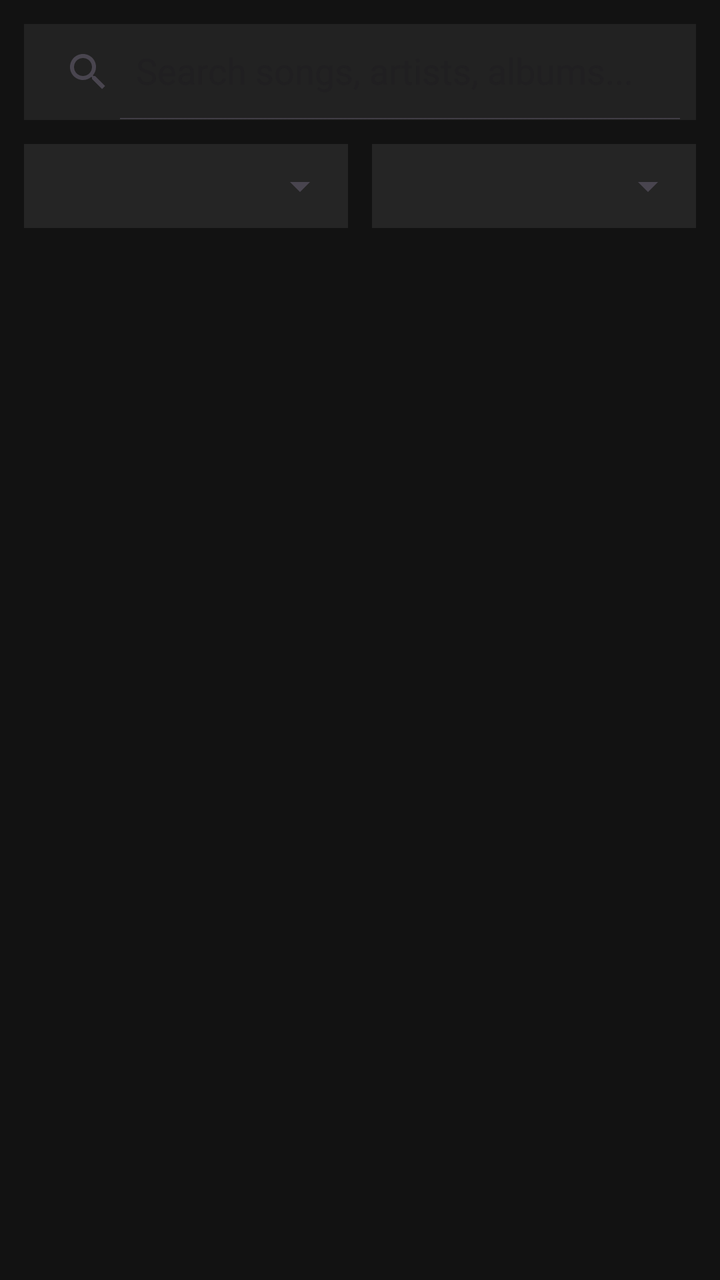
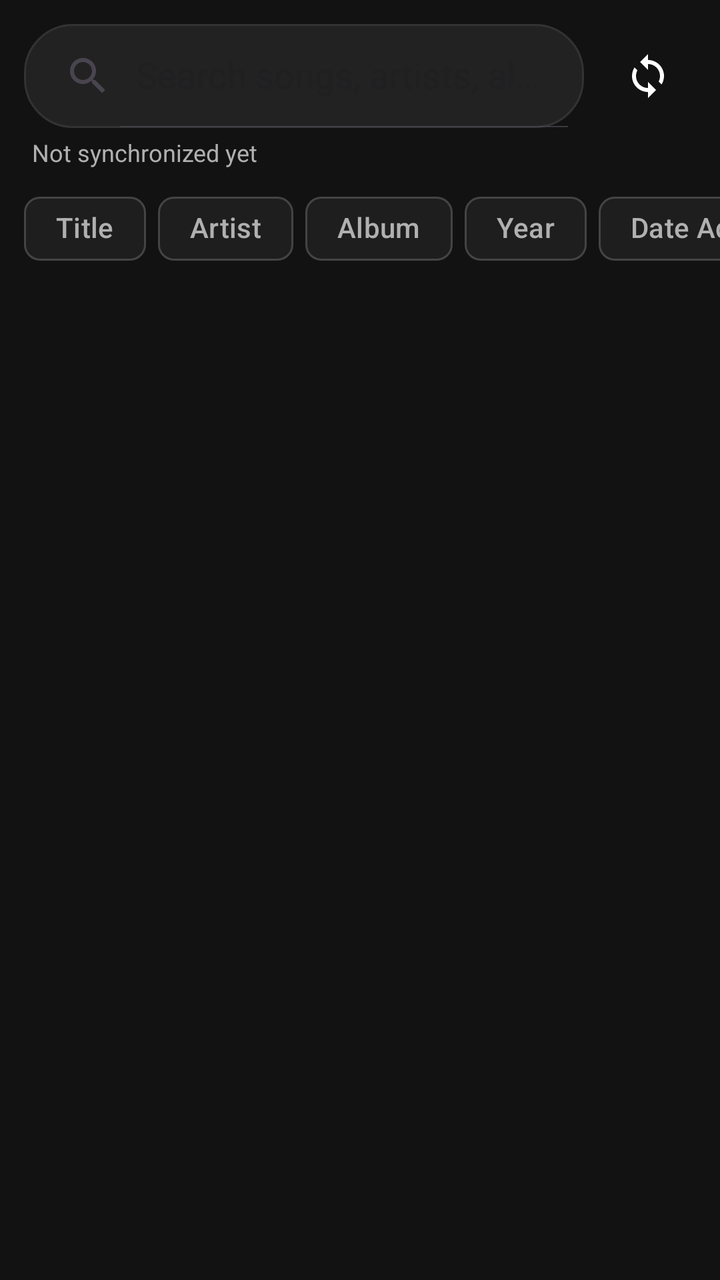

Before-and-after screenshots of an Android layout around one commit, followed by the original layout XML and the change that was made.
<!-- AndroidManifest.xml: application theme Theme.Y2Remote -->
<!-- res/layout/fragment_library.xml -->
<?xml version="1.0" encoding="utf-8"?>
<LinearLayout xmlns:android="http://schemas.android.com/apk/res/android"
    xmlns:app="http://schemas.android.com/apk/res-auto"
    android:layout_width="match_parent"
    android:layout_height="match_parent"
    android:orientation="vertical"
    android:background="@color/bg_dark">

    
    <androidx.appcompat.widget.SearchView
        android:id="@+id/searchView"
        android:layout_width="match_parent"
        android:layout_height="48dp"
        android:layout_margin="12dp"
        android:background="#222222"
        app:iconifiedByDefault="false"
        app:queryHint="@string/search_hint" />

    
    <LinearLayout
        android:layout_width="match_parent"
        android:layout_height="wrap_content"
        android:orientation="horizontal"
        android:paddingStart="12dp"
        android:paddingEnd="12dp"
        android:layout_marginBottom="8dp">

        <FrameLayout
            android:layout_width="0dp"
            android:layout_height="42dp"
            android:layout_weight="1"
            android:layout_marginEnd="6dp"
            android:background="#252525">

            <Spinner
                android:id="@+id/spinnerScope"
                android:layout_width="match_parent"
                android:layout_height="match_parent" />
        </FrameLayout>

        <FrameLayout
            android:layout_width="0dp"
            android:layout_height="42dp"
            android:layout_weight="1"
            android:layout_marginStart="6dp"
            android:background="#252525">

            <Spinner
                android:id="@+id/spinnerSort"
                android:layout_width="match_parent"
                android:layout_height="match_parent" />
        </FrameLayout>
    </LinearLayout>

    <FrameLayout
        android:layout_width="match_parent"
        android:layout_height="0dp"
        android:layout_weight="1">

        <androidx.recyclerview.widget.RecyclerView
            android:id="@+id/rvLibraryTracks"
            android:layout_width="match_parent"
            android:layout_height="match_parent"
            android:clipToPadding="false"
            android:paddingBottom="80dp" />

        <ProgressBar
            android:id="@+id/progressBarLibrary"
            android:layout_width="wrap_content"
            android:layout_height="wrap_content"
            android:layout_gravity="center"
            android:visibility="gone" />

        <TextView
            android:id="@+id/tvEmptyLibrary"
            android:layout_width="wrap_content"
            android:layout_height="wrap_content"
            android:layout_gravity="center"
            android:padding="16dp"
            android:gravity="center"
            android:text="@string/empty_library"
            android:textColor="@color/text_secondary"
            android:textSize="16sp"
            android:visibility="gone" />
    </FrameLayout>
</LinearLayout>
<!-- resources referenced by this layout -->
<resources>
  <color name="bg_dark">#121212</color>
  <color name="text_secondary">#B0B0B0</color>
  <string name="empty_library">No tracks found</string>
  <string name="search_hint">Search songs, artists, albums...</string>
  <style name="Theme.Y2Remote" parent="Theme.Material3.DayNight.NoActionBar">
          <item name="colorPrimary">@color/accent</item>
          <item name="colorOnPrimary">#FFFFFF</item>
          <item name="colorPrimaryContainer">#1B5E20</item>
          <item name="colorOnPrimaryContainer">#C8E6C9</item>
  
          <item name="colorSecondary">@color/teal_200</item>
          <item name="colorOnSecondary">@color/black</item>
          <item name="colorSecondaryContainer">#004D40</item>
          <item name="colorOnSecondaryContainer">#80CBC4</item>
  
          <item name="colorSurface">@color/card_dark</item>
          <item name="colorOnSurface">@color/text_primary</item>
          <item name="colorSurfaceVariant">#252525</item>
          <item name="colorOnSurfaceVariant">@color/text_secondary</item>
          <item name="colorOutline">#444444</item>
          <item name="colorOutlineVariant">#2E2E2E</item>
  
          <item name="android:colorBackground">@color/bg_dark</item>
          <item name="colorOnBackground">@color/text_primary</item>
  
          <item name="colorError">#FFB4AB</item>
          <item name="colorOnError">#690005</item>
  
          <item name="android:statusBarColor">@color/bg_dark</item>
          <item name="android:windowBackground">@color/bg_dark</item>
      </style>
  <color name="accent">#4CAF50</color>
  <color name="teal_200">#FF03DAC5</color>
  <color name="black">#FF000000</color>
  <color name="card_dark">#1E1E1E</color>
  <color name="text_primary">#FFFFFF</color>
</resources>

<!-- the commit's change to res/layout/fragment_library.xml (unified diff, before → after) -->
@@ -7,50 +7,132 @@
     android:background="@color/bg_dark">
 
     
-    <androidx.appcompat.widget.SearchView
-        android:id="@+id/searchView"
-        android:layout_width="match_parent"
-        android:layout_height="48dp"
-        android:layout_margin="12dp"
-        android:background="#222222"
-        app:iconifiedByDefault="false"
-        app:queryHint="@string/search_hint" />
-
-    
     <LinearLayout
         android:layout_width="match_parent"
         android:layout_height="wrap_content"
         android:orientation="horizontal"
+        android:gravity="center_vertical"
+        android:layout_marginStart="12dp"
+        android:layout_marginEnd="12dp"
+        android:layout_marginTop="12dp"
+        android:layout_marginBottom="4dp">
+
+        <androidx.appcompat.widget.SearchView
+            android:id="@+id/searchView"
+            android:layout_width="0dp"
+            android:layout_height="52dp"
+            android:layout_weight="1"
+            android:background="@drawable/bg_search_box"
+            app:iconifiedByDefault="false"
+            app:queryHint="@string/search_hint" />
+
+        <ImageButton
+            android:id="@+id/btnSyncLibrary"
+            android:layout_width="48dp"
+            android:layout_height="48dp"
+            android:layout_marginStart="8dp"
+            android:background="?attr/selectableItemBackgroundBorderless"
+            android:contentDescription="@string/sync_library"
+            android:padding="12dp"
+            android:scaleType="fitCenter"
+            android:src="@drawable/ic_sync"
+            app:tint="@color/text_primary" />
+    </LinearLayout>
+
+    
+    <LinearLayout
+        android:id="@+id/layoutSyncStatus"
+        android:layout_width="match_parent"
+        android:layout_height="wrap_content"
+        android:orientation="vertical"
+        android:paddingStart="16dp"
+        android:paddingEnd="16dp"
+        android:paddingBottom="6dp">
+
+        <TextView
+            android:id="@+id/tvSyncStatus"
+            android:layout_width="wrap_content"
+            android:layout_height="wrap_content"
+            android:text="@string/sync_never"
+            android:textColor="@color/text_secondary"
+            android:textSize="12sp" />
+
+        <ProgressBar
+            android:id="@+id/progressBarSync"
+            style="?android:attr/progressBarStyleHorizontal"
+            android:layout_width="match_parent"
+            android:layout_height="4dp"
+            android:layout_marginTop="3dp"
+            android:visibility="gone" />
+    </LinearLayout>
+
+    
+    <HorizontalScrollView
+        android:layout_width="match_parent"
+        android:layout_height="wrap_content"
+        android:scrollbars="none"
+        android:clipToPadding="false"
         android:paddingStart="12dp"
         android:paddingEnd="12dp"
-        android:layout_marginBottom="8dp">
+        android:paddingBottom="8dp">
 
-        <FrameLayout
-            android:layout_width="0dp"
-            android:layout_height="42dp"
-            android:layout_weight="1"
-            android:layout_marginEnd="6dp"
-            android:background="#252525">
+        <com.google.android.material.chip.ChipGroup
+            android:id="@+id/chipGroupSort"
+            android:layout_width="wrap_content"
+            android:layout_height="wrap_content"
+            app:singleSelection="true"
+            app:selectionRequired="true"
+            app:chipSpacingHorizontal="6dp">
 
-            <Spinner
-                android:id="@+id/spinnerScope"
-                android:layout_width="match_parent"
-                android:layout_height="match_parent" />
-        </FrameLayout>
+            <com.google.android.material.chip.Chip
+                android:id="@+id/chipSortTitle"
+                style="@style/Widget.Material3.Chip.Filter"
+                android:layout_width="wrap_content"
+                android:layout_height="wrap_content"
+                android:text="@string/sort_title"
+                android:checkable="true" />
 
-        <FrameLayout
-            android:layout_width="0dp"
-            android:layout_height="42dp"
-            android:layout_weight="1"
-            android:layout_marginStart="6dp"
-            android:background="#252525">
+            <com.google.android.material.chip.Chip
+                android:id="@+id/chipSortArtist"
+                style="@style/Widget.Material3.Chip.Filter"
+                android:layout_width="wrap_content"
+                android:layout_height="wrap_content"
+                android:text="@string/sort_artist"
+                android:checkable="true" />
 
-            <Spinner
-                android:id="@+id/spinnerSort"
-                android:layout_width="match_parent"
-                android:layout_height="match_parent" />
-        </FrameLayout>
-    </LinearLayout>
+            <com.google.android.material.chip.Chip
+                android:id="@+id/chipSortAlbum"
+                style="@style/Widget.Material3.Chip.Filter"
+                android:layout_width="wrap_content"
+                android:layout_height="wrap_content"
+                android:text="@string/sort_album"
+                android:checkable="true" />
+
+            <com.google.android.material.chip.Chip
+                android:id="@+id/chipSortYear"
+                style="@style/Widget.Material3.Chip.Filter"
+                android:layout_width="wrap_content"
+                android:layout_height="wrap_content"
+                android:text="@string/sort_year"
+                android:checkable="true" />
+
+            <com.google.android.material.chip.Chip
+                android:id="@+id/chipSortAdded"
+                style="@style/Widget.Material3.Chip.Filter"
+                android:layout_width="wrap_content"
+                android:layout_height="wrap_content"
+                android:text="@string/sort_added"
+                android:checkable="true" />
+
+            <com.google.android.material.chip.Chip
+                android:id="@+id/chipSortRecent"
+                style="@style/Widget.Material3.Chip.Filter"
+                android:layout_width="wrap_content"
+                android:layout_height="wrap_content"
+                android:text="@string/sort_recent"
+                android:checkable="true" />
+        </com.google.android.material.chip.ChipGroup>
+    </HorizontalScrollView>
 
     <FrameLayout
         android:layout_width="match_parent"
@@ -71,16 +153,33 @@
             android:layout_gravity="center"
             android:visibility="gone" />
 
-        <TextView
-            android:id="@+id/tvEmptyLibrary"
+        <LinearLayout
+            android:id="@+id/layoutEmptyLibrary"
             android:layout_width="wrap_content"
             android:layout_height="wrap_content"
             android:layout_gravity="center"
-            android:padding="16dp"
             android:gravity="center"
-            android:text="@string/empty_library"
-            android:textColor="@color/text_secondary"
-            android:textSize="16sp"
-            android:visibility="gone" />
+            android:orientation="vertical"
+            android:padding="24dp"
+            android:visibility="gone">
+
+            <TextView
+                android:id="@+id/tvEmptyLibrary"
+                android:layout_width="wrap_content"
+                android:layout_height="wrap_content"
+                android:gravity="center"
+                android:text="@string/empty_library"
+                android:textColor="@color/text_secondary"
+                android:textSize="16sp" />
+
+            <com.google.android.material.button.MaterialButton
+                android:id="@+id/btnEmptySync"
+                style="@style/Widget.Material3.Button.TonalButton"
+                android:layout_width="wrap_content"
+                android:layout_height="wrap_content"
+                android:layout_marginTop="12dp"
+                android:text="@string/sync_library"
+                app:icon="@drawable/ic_sync" />
+        </LinearLayout>
     </FrameLayout>
 </LinearLayout>
<!-- resource entries referenced after the edit -->
@@ -1,9 +1,36 @@
 <!-- resources referenced by this layout -->
 <resources>
   <color name="bg_dark">#121212</color>
+  <color name="text_primary">#FFFFFF</color>
   <color name="text_secondary">#B0B0B0</color>
+  <!-- drawable bg_search_box (drawable) -->
+  <?xml version="1.0" encoding="utf-8"?>
+  <shape xmlns:android="http://schemas.android.com/apk/res/android"
+      android:shape="rectangle">
+      <corners android:radius="24dp" />
+      <solid android:color="#222222" />
+      <stroke android:width="1dp" android:color="#333333" />
+  </shape>
+  <!-- drawable ic_sync (drawable) -->
+  <vector xmlns:android="http://schemas.android.com/apk/res/android"
+      android:width="24dp"
+      android:height="24dp"
+      android:viewportWidth="24"
+      android:viewportHeight="24">
+      <path
+          android:fillColor="#FFFFFFFF"
+          android:pathData="M12,4V1L8,5l4,4V6c3.31,0 6,2.69 6,6 0,1.01 -0.25,1.97 -0.7,2.8l1.46,1.46C19.54,15.03 20,13.57 20,12c0,-4.42 -3.58,-8 -8,-8zm0,14c-3.31,0 -6,-2.69 -6,-6 0,-1.01 0.25,-1.97 0.7,-2.8L5.24,7.74C4.46,8.97 4,10.43 4,12c0,4.42 3.58,8 8,8v3l4,-4 -4,-4v3z"/>
+  </vector>
   <string name="empty_library">No tracks found</string>
   <string name="search_hint">Search songs, artists, albums...</string>
+  <string name="sort_added">Date Added</string>
+  <string name="sort_album">Album</string>
+  <string name="sort_artist">Artist</string>
+  <string name="sort_recent">Recently Modified</string>
+  <string name="sort_title">Title</string>
+  <string name="sort_year">Year</string>
+  <string name="sync_library">Sync Library</string>
+  <string name="sync_never">Not synchronized yet</string>
   <style name="Theme.Y2Remote" parent="Theme.Material3.DayNight.NoActionBar">
           <item name="colorPrimary">@color/accent</item>
           <item name="colorOnPrimary">#FFFFFF</item>
@@ -35,6 +62,5 @@
   <color name="teal_200">#FF03DAC5</color>
   <color name="black">#FF000000</color>
   <color name="card_dark">#1E1E1E</color>
-  <color name="text_primary">#FFFFFF</color>
 </resources>
 
